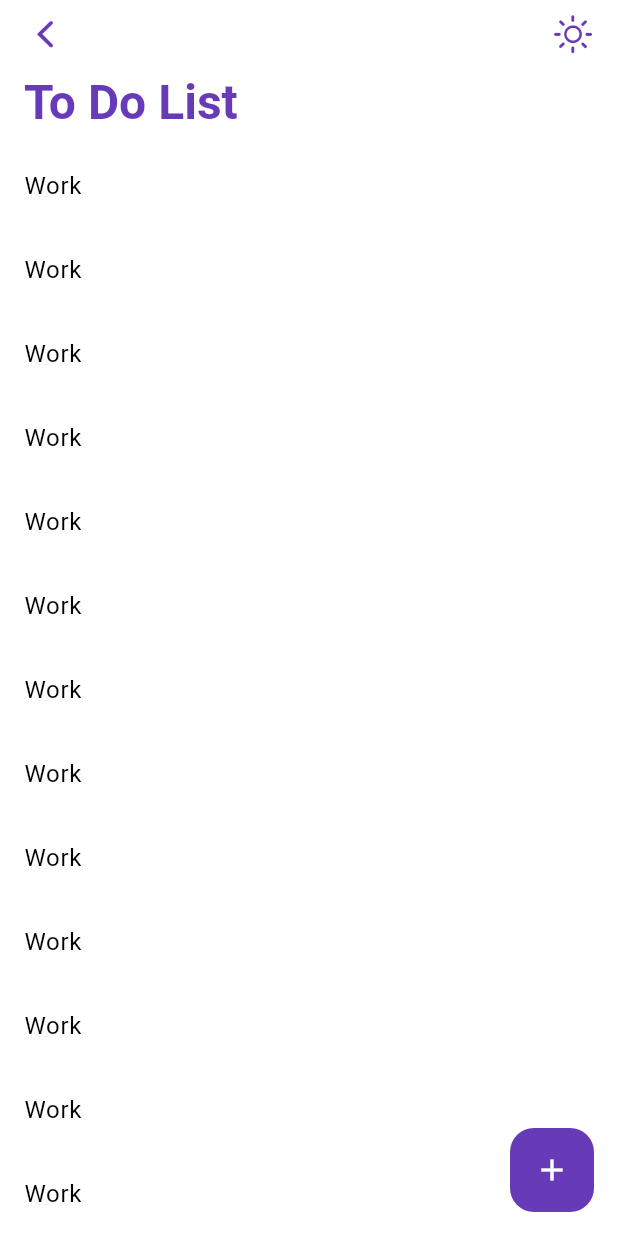
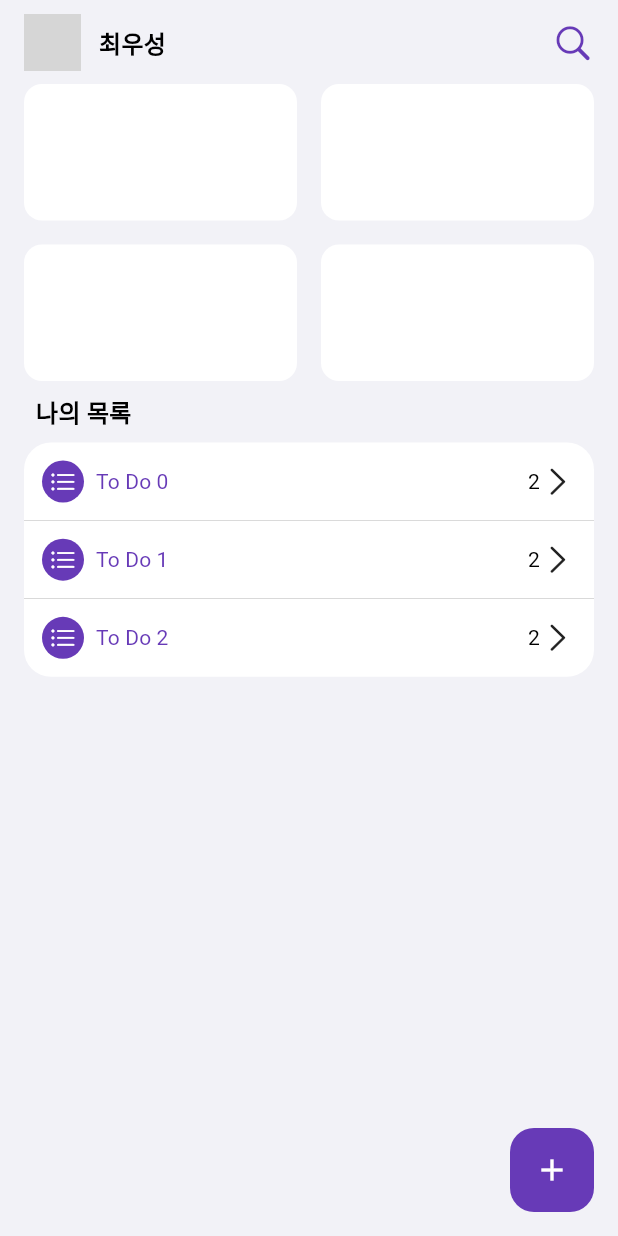
Before and after one commit to Urusung/to_do, a Flutter app: the screen it shows after launch, on a phone screen of 412 x 824 dp. Run offline on Flutter 3.47's test engine with Material 3 defaults, Android fonts, the light colour scheme and no system bars; our stand-ins replace flutter_riverpod, gap, go_router; network calls fail; grey boxes are pictures that could not be loaded.

Commit message:
[#3] home_view SliverGridView SliverListVIew 추가 및 scrollcontroller riverpod사용해서 코드분리

```diff
--- a/lib/main.dart
+++ b/lib/main.dart
@@ -1,7 +1,8 @@
 import 'package:flutter/material.dart';
 import 'package:flutter_riverpod/flutter_riverpod.dart';
+import 'package:to_do_list_riverpod/theme/dark_theme.dart';
+import 'package:to_do_list_riverpod/theme/light_theme.dart';
 import 'package:to_do_list_riverpod/view_model/go_router_provider.dart';
-import 'package:to_do_list_riverpod/view_model/theme_provider.dart';
 
 void main() {
   runApp(
@@ -17,12 +18,13 @@ class MyApp extends ConsumerWidget {
   @override
   Widget build(BuildContext context, WidgetRef ref) {
     final goRouter = ref.watch(goRouterProvider);
-    final theme = ref.watch(themeProvider);
 
     return MaterialApp.router(
       debugShowCheckedModeBanner: false,
       routerConfig: goRouter,
-      theme: theme,
+      themeMode: ThemeMode.system,
+      theme: lightTheme,
+      darkTheme: darkTheme,
     );
   }
 }
--- a/lib/theme/dark_theme.dart
+++ b/lib/theme/dark_theme.dart
@@ -1,6 +1,13 @@
 import 'package:flutter/material.dart';
+import 'package:flutter/services.dart';
 
 ThemeData darkTheme = ThemeData(
+  pageTransitionsTheme: const PageTransitionsTheme(
+    builders: {
+      TargetPlatform.android: CupertinoPageTransitionsBuilder(),
+      TargetPlatform.iOS: CupertinoPageTransitionsBuilder(),
+    },
+  ),
   colorScheme: const ColorScheme(
       brightness: Brightness.dark,
       primary: Colors.deepPurple, //대표 색상
@@ -34,6 +41,10 @@ ThemeData darkTheme = ThemeData(
   ),
   scaffoldBackgroundColor: Colors.black,
   appBarTheme: const AppBarTheme(
+    systemOverlayStyle: SystemUiOverlayStyle(
+      statusBarIconBrightness: Brightness.light,
+      systemNavigationBarColor: Color.fromARGB(255, 28, 28, 28),
+    ),
     backgroundColor: Colors.black,
     elevation: 0,
   ),
--- a/lib/theme/light_theme.dart
+++ b/lib/theme/light_theme.dart
@@ -1,6 +1,13 @@
 import 'package:flutter/material.dart';
+import 'package:flutter/services.dart';
 
 ThemeData lightTheme = ThemeData(
+  pageTransitionsTheme: const PageTransitionsTheme(
+    builders: {
+      TargetPlatform.android: CupertinoPageTransitionsBuilder(),
+      TargetPlatform.iOS: CupertinoPageTransitionsBuilder(),
+    },
+  ),
   colorScheme: const ColorScheme(
       brightness: Brightness.light,
       primary: Colors.deepPurple, //대표 색상
@@ -34,6 +41,11 @@ ThemeData lightTheme = ThemeData(
   ),
   scaffoldBackgroundColor: Colors.white,
   appBarTheme: const AppBarTheme(
+    systemOverlayStyle: SystemUiOverlayStyle(
+      statusBarColor: Colors.transparent,
+      statusBarIconBrightness: Brightness.dark,
+      systemNavigationBarColor: Color.fromARGB(255, 247, 247, 247),
+    ),
     backgroundColor: Colors.white,
     elevation: 0,
   ),
--- /dev/null
+++ b/lib/view/home_view.dart
@@ -0,0 +1,223 @@
+import 'package:flutter/cupertino.dart';
+import 'package:flutter/material.dart';
+import 'package:gap/gap.dart';
+import 'package:go_router/go_router.dart';
+import 'package:to_do_list_riverpod/view_model/go_router_provider.dart';
+
+class HomeView extends StatelessWidget {
+  const HomeView({super.key});
+
+  @override
+  Widget build(BuildContext context) {
+    return Scaffold(
+      backgroundColor: Theme.of(context).colorScheme.surfaceContainerHighest,
+      appBar: AppBar(
+        scrolledUnderElevation: 0,
+        backgroundColor: Theme.of(context).colorScheme.surfaceContainerHighest,
+        centerTitle: false,
+        title: Row(
+          mainAxisAlignment: MainAxisAlignment.start,
+          crossAxisAlignment: CrossAxisAlignment.center,
+          children: [
+            ClipRRect(
+              borderRadius: BorderRadius.circular(19.0),
+              child: Image.network(
+                'https://img.vogue.co.kr/vogue/2024/01/style_65b0d1d9cf264-1400x1400.jpeg',
+                width: 38,
+                height: 38,
+                fit: BoxFit.fill,
+              ),
+            ),
+            const Gap(12),
+            Text(
+              '최우성',
+              style: Theme.of(context).textTheme.titleMedium,
+            ),
+          ],
+        ),
+        actions: [
+          Padding(
+            padding: const EdgeInsets.only(right: 16.0),
+            child: GestureDetector(
+              child: Icon(
+                CupertinoIcons.search,
+                size: 28,
+                color: Theme.of(context).colorScheme.primary,
+              ),
+              onTap: () {},
+            ),
+          ),
+        ],
+      ),
+      body: SafeArea(
+        bottom: false,
+        child: Padding(
+          padding: const EdgeInsets.only(left: 16.0, right: 16.0),
+          child: CustomScrollView(
+            slivers: [
+              SliverGrid(
+                gridDelegate: const SliverGridDelegateWithFixedCrossAxisCount(
+                  crossAxisCount: 2,
+                  childAspectRatio: 2 / 1,
+                  mainAxisSpacing: 16.0,
+                  crossAxisSpacing: 16.0,
+                ),
+                delegate: SliverChildBuilderDelegate(
+                  childCount: 4,
+                  (context, index) {
+                    return Container(
+                      decoration: BoxDecoration(
+                        borderRadius: BorderRadius.circular(12.0),
+                        color: Colors.white,
+                      ),
+                    );
+                  },
+                ),
+              ),
+              SliverToBoxAdapter(
+                child: Padding(
+                  padding:
+                      const EdgeInsets.only(left: 8, top: 8.0, bottom: 8.0),
+                  child: Text(
+                    '나의 목록',
+                    style: Theme.of(context).textTheme.titleMedium,
+                  ),
+                ),
+              ),
+              DecoratedSliver(
+                decoration: BoxDecoration(
+                  color: Colors.white,
+                  borderRadius: BorderRadius.circular(18.0),
+                ),
+                sliver: SliverList.separated(
+                  itemCount: 3,
+                  itemBuilder: (context, index) {
+                    return GestureDetector(
+                      onTap: () {
+                        context.pushNamed('to_do_list_view');
+                      },
+                      child: Container(
+                        padding: const EdgeInsets.all(12.0),
+                        child: Row(
+                          mainAxisAlignment: MainAxisAlignment.spaceBetween,
+                          children: [
+                            Row(
+                              children: [
+                                CircleAvatar(
+                                  radius: 14,
+                                  backgroundColor:
+                                      Theme.of(context).colorScheme.primary,
+                                  child: const Icon(
+                                    CupertinoIcons.list_bullet,
+                                    size: 18,
+                                    color: Colors.white,
+                                  ),
+                                ),
+                                const Gap(8),
+                                Text(
+                                  'To Do $index',
+                                  style: Theme.of(context).textTheme.titleSmall,
+                                ),
+                              ],
+                            ),
+                            const Row(
+                              children: [
+                                Text('2'),
+                                Icon(CupertinoIcons.chevron_right)
+                              ],
+                            )
+                          ],
+                        ),
+                      ),
+                    );
+                  },
+                  separatorBuilder: (context, index) {
+                    return Container(
+                      height: 0.1,
+                      color: Colors.black,
+                    );
+                  },
+                ),
+              ),
+            ],
+          ),
+        ),
+      ),
+      floatingActionButton: FloatingActionButton(
+        elevation: 0,
+        child: Icon(
+          Icons.add,
+          color: Theme.of(context).scaffoldBackgroundColor,
+        ),
+        onPressed: () {
+          showModalBottomSheet(
+            backgroundColor:
+                Theme.of(context).colorScheme.surfaceContainerHighest,
+            context: context,
+            shape: RoundedRectangleBorder(
+              borderRadius: BorderRadius.circular(18.0),
+            ),
+            builder: (BuildContext context) {
+              return Scaffold(
+                backgroundColor: Colors.transparent,
+                appBar: AppBar(
+                  elevation: 0,
+                  backgroundColor: Colors.transparent,
+                  leadingWidth: 100,
+                  leading: Align(
+                    alignment: Alignment.centerLeft,
+                    child: TextButton(
+                      style: TextButton.styleFrom(
+                        overlayColor: WidgetStateColor.resolveWith(
+                            (states) => Colors.transparent),
+                      ),
+                      onPressed: () {
+                        Navigator.pop(context);
+                      },
+                      child: Text(
+                        'Cancel',
+                        textAlign: TextAlign.left,
+                        style: Theme.of(context).textTheme.titleSmall,
+                      ),
+                    ),
+                  ),
+                  actions: [
+                    SizedBox(
+                      width: 100,
+                      child: Align(
+                        alignment: Alignment.centerRight,
+                        child: TextButton(
+                          style: TextButton.styleFrom(
+                            overlayColor: WidgetStateColor.resolveWith(
+                                (states) => Colors.transparent),
+                          ),
+                          onPressed: () {
+                            Navigator.pop(context);
+                          },
+                          child: Text(
+                            'Done',
+                            style: Theme.of(context)
+                                .textTheme
+                                .titleSmall!
+                                .copyWith(fontWeight: FontWeight.w600),
+                          ),
+                        ),
+                      ),
+                    ),
+                  ],
+                  title: Text(
+                    'To Do',
+                    style: Theme.of(context).textTheme.titleMedium,
+                  ),
+                ),
+                body: SafeArea(
+                  child: Container(),
+                ),
+              );
+            },
+          );
+        },
+      ),
+    );
+  }
+}
--- a/lib/view/to_do_list_view.dart
+++ b/lib/view/to_do_list_view.dart
@@ -1,58 +1,39 @@
 import 'package:flutter/cupertino.dart';
 import 'package:flutter/material.dart';
 import 'package:flutter_riverpod/flutter_riverpod.dart';
-import 'package:to_do_list_riverpod/view_model/theme_provider.dart';
+import 'package:go_router/go_router.dart';
+import 'package:to_do_list_riverpod/view_model/scroll_controller_provider.dart';
 
-class ToDoListView extends ConsumerStatefulWidget {
+class ToDoListView extends ConsumerWidget {
   const ToDoListView({super.key});
 
   @override
-  ConsumerState<ToDoListView> createState() => _ToDoListViewState();
-}
+  Widget build(BuildContext context, WidgetRef ref) {
+    final scrollControllerOffset = ref.watch(scrollControllerOffsetProvider);
+    final scrollController =
+        ref.read(scrollControllerOffsetProvider.notifier).scrollController;
 
-class _ToDoListViewState extends ConsumerState<ToDoListView> {
-  double scrollOffset = 0;
-  final ScrollController _scrollController = ScrollController();
-
-  @override
-  void initState() {
-    super.initState();
-    _scrollController.addListener(() {
-      setState(() {
-        scrollOffset = _scrollController.offset;
-      });
-    });
-  }
-
-  @override
-  void dispose() {
-    super.dispose();
-    _scrollController.dispose();
-  }
-
-  @override
-  Widget build(BuildContext context) {
     return Scaffold(
       appBar: AppBar(
         toolbarHeight: 0,
         scrolledUnderElevation: 0,
-        backgroundColor: scrollOffset > 42
+        backgroundColor: scrollControllerOffset > 42
             ? Theme.of(context).colorScheme.secondary
             : Theme.of(context).scaffoldBackgroundColor,
       ),
       body: SafeArea(
-        child: NestedScrollView(
-          controller: _scrollController,
-          headerSliverBuilder: (context, innerBoxIsScrolled) {
-            return [
+        bottom: false,
+        child: CustomScrollView(
+          controller: scrollController,
+          slivers: [
             CupertinoSliverNavigationBar(
               alwaysShowMiddle: false,
-                backgroundColor: scrollOffset > 42
+              backgroundColor: scrollControllerOffset > 42
                   ? Theme.of(context).colorScheme.secondary
                   : Theme.of(context).scaffoldBackgroundColor,
               border: Border(
                 bottom: BorderSide(
-                    color: scrollOffset > 42
+                  color: scrollControllerOffset > 42
                       ? Theme.of(context).colorScheme.surface
                       : Theme.of(context).scaffoldBackgroundColor,
                 ),
@@ -63,7 +44,9 @@ class _ToDoListViewState extends ConsumerState<ToDoListView> {
                   size: 28,
                   color: Theme.of(context).colorScheme.primary,
                 ),
-                  onTap: () {},
+                onTap: () {
+                  context.pop();
+                },
               ),
               trailing: GestureDetector(
                 child: Icon(
@@ -71,9 +54,7 @@ class _ToDoListViewState extends ConsumerState<ToDoListView> {
                   size: 28,
                   color: Theme.of(context).colorScheme.primary,
                 ),
-                  onTap: () {
-                    ref.read(themeProvider.notifier).changeTheme();
-                  },
+                onTap: () {},
               ),
               middle: Text(
                 'To Do List',
@@ -84,19 +65,17 @@ class _ToDoListViewState extends ConsumerState<ToDoListView> {
                 style: Theme.of(context).textTheme.headlineLarge,
               ),
             ),
-            ];
-          },
-          body: ListView.builder(
-            itemCount: 50,
-            itemBuilder: (context, index) {
+            SliverList(
+              delegate: SliverChildBuilderDelegate(
+                (BuildContext context, int index) {
                   return ListTile(
-                title: Text(
-                  'Work',
-                  style: Theme.of(context).textTheme.bodyLarge,
-                ),
+                    title: Text('To Do $index'),
                   );
                 },
+                childCount: 20,
               ),
+            ),
+          ],
         ),
       ),
       floatingActionButton: FloatingActionButton(
--- a/lib/view_model/go_router_provider.dart
+++ b/lib/view_model/go_router_provider.dart
@@ -1,5 +1,6 @@
 import 'package:flutter_riverpod/flutter_riverpod.dart';
 import 'package:go_router/go_router.dart';
+import 'package:to_do_list_riverpod/view/home_view.dart';
 import 'package:to_do_list_riverpod/view/to_do_list_view.dart';
 
 final goRouterProvider = Provider<GoRouter>(
@@ -8,6 +9,12 @@ final goRouterProvider = Provider<GoRouter>(
       routes: [
         GoRoute(
           path: '/',
+          name: 'main_view',
+          builder: (context, state) => const HomeView(),
+        ),
+        GoRoute(
+          path: '/to_do_list_view',
+          name: 'to_do_list_view',
           builder: (context, state) => const ToDoListView(),
         ),
       ],
--- a/lib/view_model/theme_provider.dart
+++ /dev/null
@@ -1,16 +0,0 @@
-import 'package:flutter/material.dart';
-import 'package:flutter_riverpod/flutter_riverpod.dart';
-import 'package:to_do_list_riverpod/theme/dark_theme.dart';
-import 'package:to_do_list_riverpod/theme/light_theme.dart';
-
-final themeProvider = StateNotifierProvider<ThemeProvider, ThemeData>((ref) {
-  return ThemeProvider();
-});
-
-class ThemeProvider extends StateNotifier<ThemeData> {
-  ThemeProvider() : super(lightTheme);
-
-  void changeTheme() {
-    state = state == lightTheme ? darkTheme : lightTheme;
-  }
-}
--- a/lib/view_model/to_do_list_provider.dart
+++ b/lib/view_model/to_do_list_provider.dart
@@ -13,6 +13,7 @@ class ToDoListProvider extends StateNotifier<List<ToDoList>> {
     state = [
       ...state,
       ToDoList(
+        category: 'To Do List',
         id: state.length + 1,
         work: work,
       ),
@@ -23,6 +24,7 @@ class ToDoListProvider extends StateNotifier<List<ToDoList>> {
     state = state.map((toDoList) {
       if (toDoList.id == id) {
         return ToDoList(
+          category: toDoList.category,
           id: toDoList.id,
           work: toDoList.work,
           isComplete: !toDoList.isComplete,
--- a/pubspec.yaml
+++ b/pubspec.yaml
@@ -40,6 +40,7 @@ dependencies:
   hive: ^2.2.3
   hive_flutter: ^1.1.0
   dio: ^5.6.0
+  gap: ^3.0.1
 
 dev_dependencies:
   flutter_test:
```
Also changed, not shown: lib/model/to_do_list.dart (+6 -1 lines), lib/view/login_view.dart (added, +10 -0 lines), lib/view/main_view.dart (deleted, +0 -17 lines), lib/view_model/scroll_controller_provider.dart (added, +26 -0 lines), pubspec.lock, 1 other file. Lines whose indentation alone changed are shown as unchanged.
